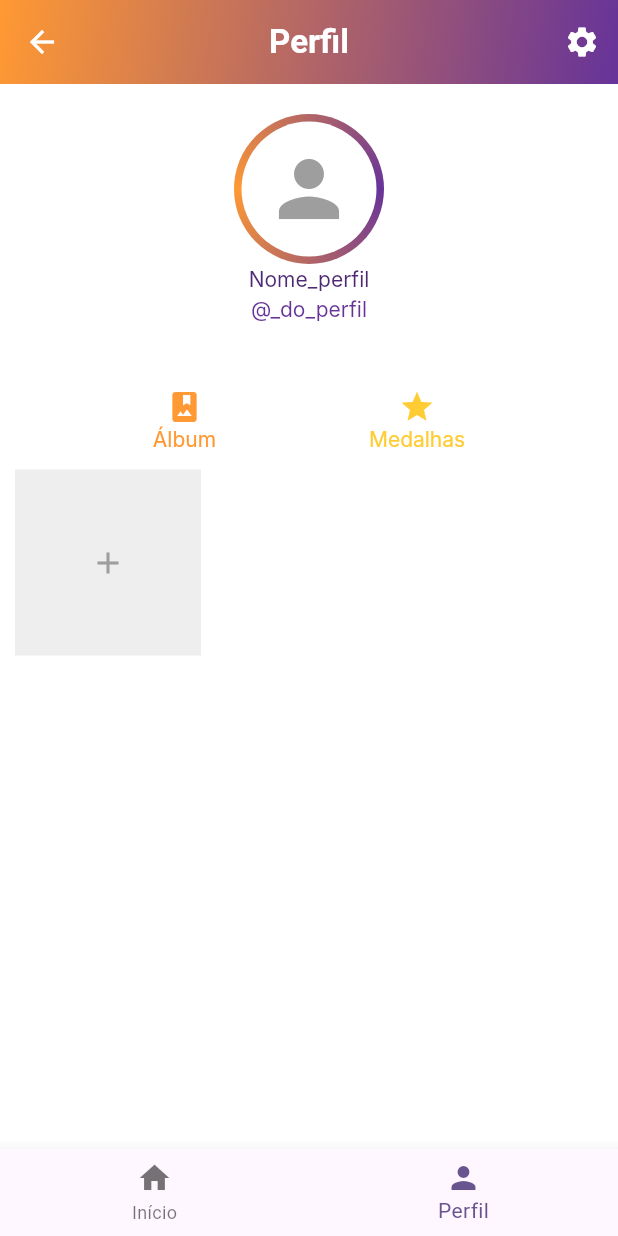
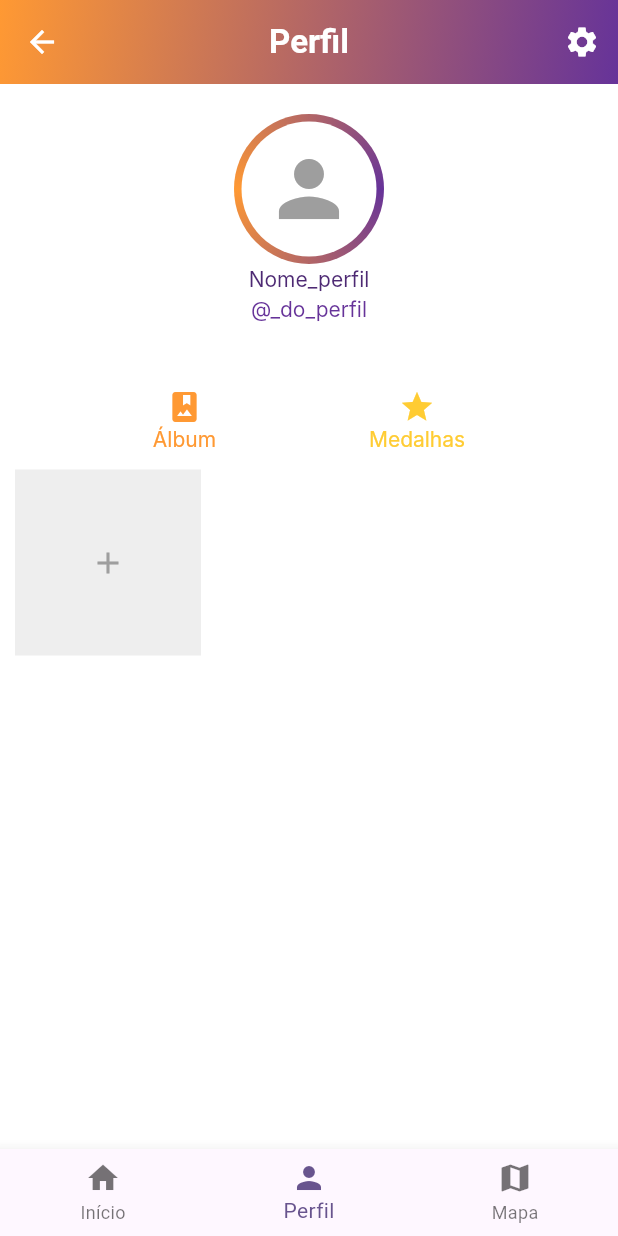
Before and after one commit to Eliel-Rocha/Check-Point, a Flutter app: the RootPage screen opened by its route, item 2 of the bottom bar chosen, on a phone screen of 412 x 824 dp. Run offline on Flutter 3.47's test engine with Material 3 defaults, Android fonts, the phone set to English and light mode, and no system bars; our stand-ins replace image_picker, smooth_page_indicator; Roboto replaces fonts that are missing (Inter).

Commit message:
Navegacao mapa adicionado

```diff
--- a/checkpointapp/lib/root.dart
+++ b/checkpointapp/lib/root.dart
@@ -18,7 +18,7 @@ class _RootPageState extends State<RootPage> {
 
   final GlobalKey<ProfileScreenState> _profileKey = GlobalKey();
 
-  final List<String> _titles = ['Início', 'Perfil'];
+  final List<String> _titles = ['Início', 'Perfil', 'Mapa'];
 
   void _onItemTapped(int index) {
     setState(() {
@@ -61,10 +61,12 @@ class _RootPageState extends State<RootPage> {
         imagePath: _profileImagePath,
         bio: _profileBio,
       ),
+      TimelineScreen(),
     ];
 
     return Scaffold(
       appBar: AppBar(
+        automaticallyImplyLeading: false,
         flexibleSpace: Container(
           decoration: const BoxDecoration(
             gradient: LinearGradient(
@@ -117,6 +119,10 @@ class _RootPageState extends State<RootPage> {
             icon: Icon(Icons.person),
             label: 'Perfil',
           ),
+          BottomNavigationBarItem(
+            icon: Icon(Icons.map),
+            label: 'Mapa',
+          ),
         ],
       ),
     );
```
